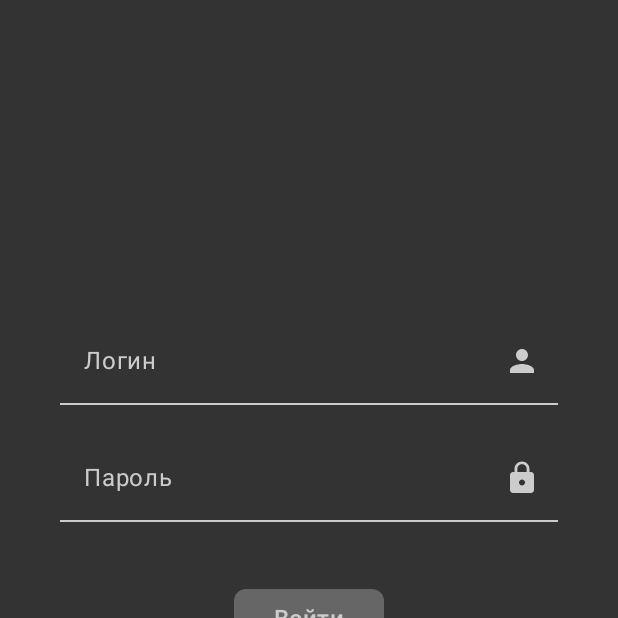
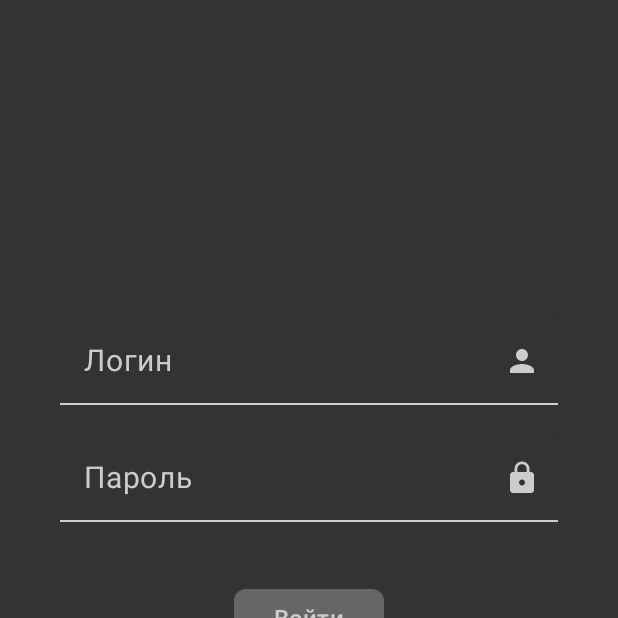
Before and after one commit to moevm/adfmp1h25-sport, an Android app built with Jetpack Compose: the screen it shows after launch (MainActivity), on a phone screen of 412 x 824 dp, the top half of it. Run offline under Robolectric (Android 15) with nearby library versions, the phone set to English and light mode, and no system bars.

Commit message:
added splash

```diff
--- a/frontend/app/src/main/java/com/khl_app/domain/ApiService.kt
+++ b/frontend/app/src/main/java/com/khl_app/domain/ApiService.kt
@@ -23,6 +23,9 @@ interface ApiService {
     @POST("auth/refresh")
     suspend fun refresh(@Header("Authorization") token: String): Response<LoginResponse>
 
+    @GET("auth/is_token_valid")
+    suspend fun isTokenValid(@Header("Authorization") token: String): Response<Map<String, String>>
+
     @GET("teams/get_events")
     suspend fun getEvents(
         @Header("Authorization") token: String,
--- a/frontend/app/src/main/java/com/khl_app/ui/navigation/NavGraph.kt
+++ b/frontend/app/src/main/java/com/khl_app/ui/navigation/NavGraph.kt
@@ -1,3 +1,4 @@
+// NavGraph.kt
 package com.khl_app.ui.navigation
 
 import MainViewModel
@@ -5,11 +6,10 @@ import androidx.compose.runtime.Composable
 import androidx.navigation.NavHostController
 import androidx.navigation.compose.NavHost
 
-
 @Composable
 fun AppNavGraph(navHostController: NavHostController, viewModel: MainViewModel) {
-
-    NavHost(navController = navHostController, startDestination = Screen.LoginScreen.route) {
+    NavHost(navController = navHostController, startDestination = Screen.SplashScreen.route) {
+        splashNavigation(navHostController, viewModel)
         authNavigation(navHostController, viewModel)
 //        aboutNavigation(navHostController)
         clientNavigation(navHostController, viewModel)
--- a/frontend/app/src/main/java/com/khl_app/ui/navigation/Screen.kt
+++ b/frontend/app/src/main/java/com/khl_app/ui/navigation/Screen.kt
@@ -2,6 +2,7 @@ package com.khl_app.ui.navigation
 
 sealed class Screen(val route: String){
     companion object {
+        private const val ROUTER_SPLASH = "splash_screen"
         private const val ROUTER_REGISTRATION = "registration_screen"
         private const val ROUTER_LOGIN = "login_screen"
 
@@ -13,6 +14,7 @@ sealed class Screen(val route: String){
         private const val ROUTER_SETTINGS = "settings_screen"
     }
 
+    object SplashScreen: Screen(ROUTER_SPLASH)
     object LoginScreen: Screen(ROUTER_LOGIN)
     object RegistrationScreen: Screen(ROUTER_REGISTRATION)
     object AboutScreen: Screen(ROUTER_ABOUT)
--- /dev/null
+++ b/frontend/app/src/main/java/com/khl_app/ui/navigation/SplashNavigation.kt
@@ -0,0 +1,32 @@
+// SplashNavigation.kt
+package com.khl_app.ui.navigation
+
+import MainViewModel
+import androidx.navigation.NavGraphBuilder
+import androidx.navigation.NavHostController
+import androidx.navigation.compose.composable
+import com.khl_app.ui.screens.splash.SplashScreen
+
+fun NavGraphBuilder.splashNavigation(navHostController: NavHostController, viewModel: MainViewModel) {
+    composable(
+        route = Screen.SplashScreen.route
+    ) {
+        SplashScreen(
+            viewModel = viewModel,
+            onNavigateToLogin = {
+                navHostController.navigate(Screen.LoginScreen.route) {
+                    popUpTo(Screen.SplashScreen.route) {
+                        inclusive = true
+                    }
+                }
+            },
+            onNavigateToMain = {
+                navHostController.navigate(Screen.MainScreen.route) {
+                    popUpTo(Screen.SplashScreen.route) {
+                        inclusive = true
+                    }
+                }
+            }
+        )
+    }
+}
--- a/frontend/app/src/main/java/com/khl_app/ui/presentation/MainViewModel.kt
+++ b/frontend/app/src/main/java/com/khl_app/ui/presentation/MainViewModel.kt
@@ -36,6 +36,24 @@ class MainViewModel(
         // Аналогично методу login
     }
 
+    // Add this to MainViewModel.kt
+    fun checkTokenValidity(onResult: (Boolean) -> Unit) {
+        authViewModel.checkTokenValidity { isValid ->
+            if (isValid) {
+                // If token is valid, fetch teams and events
+                teamViewModel.fetchAndSaveTeams { teamError ->
+                    if (teamError == null) {
+                        eventViewModel.loadEvents()
+                    }
+                    // Consider token valid even if teams failed to load
+                    onResult(true)
+                }
+            } else {
+                onResult(false)
+            }
+        }
+    }
+
     // Events delegating properties
     val events = eventViewModel.events
     val isLoading = eventViewModel.isLoading
--- a/frontend/app/src/main/java/com/khl_app/ui/screens/auth/LoginScreen.kt
+++ b/frontend/app/src/main/java/com/khl_app/ui/screens/auth/LoginScreen.kt
@@ -84,7 +84,7 @@ fun LoginScreen(
                     placeholder = {
                         Text(
                             text = "Логин",
-                            fontSize = 16.sp,
+                            fontSize = 20.sp,
                             fontWeight = FontWeight.Normal,
                             color = lightGrayText
                         )
@@ -98,7 +98,7 @@ fun LoginScreen(
                     },
                     singleLine = true,
                     textStyle = TextStyle(
-                        fontSize = 16.sp,
+                        fontSize = 20.sp,
                         fontWeight = FontWeight.Normal,
                         color = lightGrayText
                     ),
@@ -139,7 +139,7 @@ fun LoginScreen(
                     placeholder = {
                         Text(
                             text = "Пароль",
-                            fontSize = 16.sp,
+                            fontSize = 20.sp,
                             fontWeight = FontWeight.Normal,
                             color = lightGrayText
                         )
@@ -153,7 +153,7 @@ fun LoginScreen(
                     },
                     singleLine = true,
                     textStyle = TextStyle(
-                        fontSize = 16.sp,
+                        fontSize = 20.sp,
                         fontWeight = FontWeight.Normal,
                         color = lightGrayText
                     ),
--- /dev/null
+++ b/frontend/app/src/main/java/com/khl_app/ui/screens/splash.kt
@@ -0,0 +1,37 @@
+// SplashScreen.kt
+package com.khl_app.ui.screens.splash
+
+import MainViewModel
+import androidx.compose.foundation.layout.Box
+import androidx.compose.foundation.layout.fillMaxSize
+import androidx.compose.material3.CircularProgressIndicator
+import androidx.compose.runtime.Composable
+import androidx.compose.runtime.LaunchedEffect
+import androidx.compose.ui.Alignment
+import androidx.compose.ui.Modifier
+import androidx.navigation.NavHostController
+
+@Composable
+fun SplashScreen(
+    modifier: Modifier = Modifier,
+    viewModel: MainViewModel,
+    onNavigateToLogin: () -> Unit,
+    onNavigateToMain: () -> Unit
+) {
+    Box(
+        modifier = modifier.fillMaxSize(),
+        contentAlignment = Alignment.Center
+    ) {
+        CircularProgressIndicator()
+
+        LaunchedEffect(key1 = true) {
+            viewModel.checkTokenValidity { isValid ->
+                if (isValid) {
+                    onNavigateToMain()
+                } else {
+                    onNavigateToLogin()
+                }
+            }
+        }
+    }
+}
```
Also changed, not shown: frontend/app/src/main/java/com/khl_app/ui/presentation/AuthViewModel.kt (+71 -0 lines).
